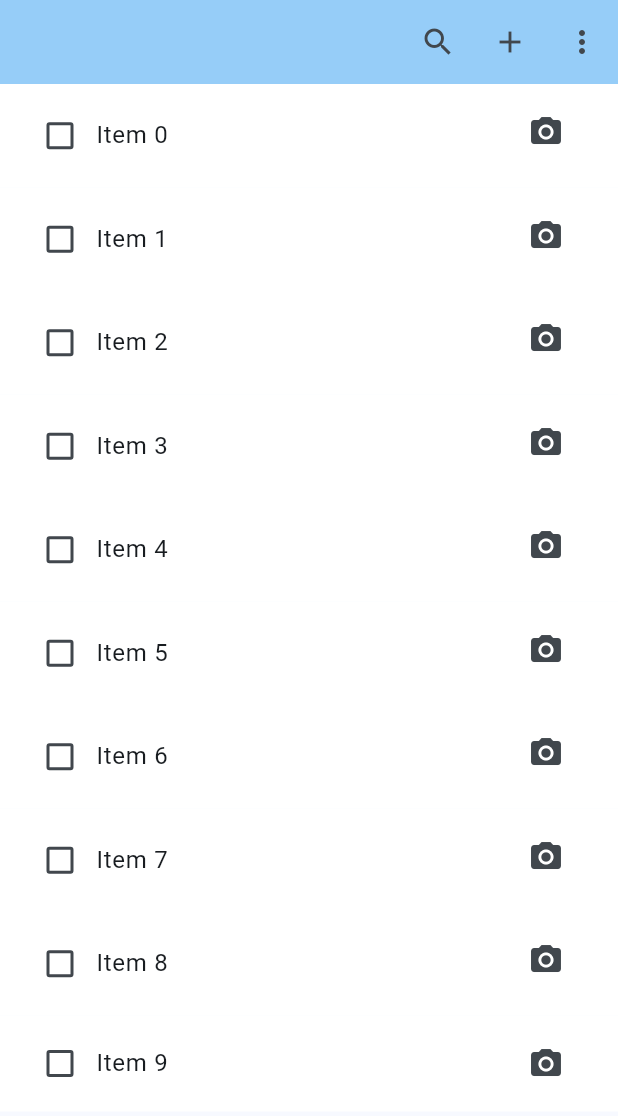
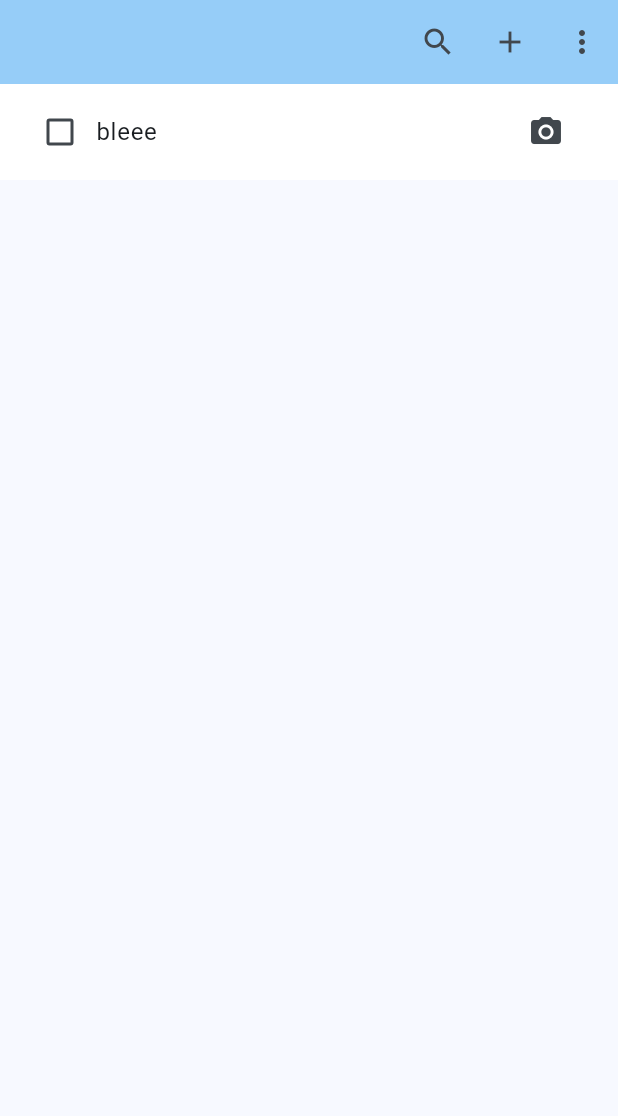
Before and after one commit to neytro/Neytrodev, a Flutter app: the screen it shows after launch, after a tap on the "add" icon, on a phone screen of 412 x 824 dp. Shown: the top 1116 px of the screen. Run offline on Flutter 3.47's test engine with Material 3 defaults, Android fonts, the phone set to English and light mode, and no system bars; our stand-ins replace sqflite; accounts and stored records are empty.

Commit message:
add item to list

```diff
--- a/corblist/lib/main.dart
+++ b/corblist/lib/main.dart
@@ -87,12 +87,7 @@ class MyHomePage extends StatefulWidget {
 }
 
 class _MyHomePageState extends State<MyHomePage> {
-  int _counter = 0;
-  List<Item> items = List.generate(
-    10,
-    (index) => Item(checked: false, text: 'Item $index'),
-  );
-
+  List<Item> items = [];
   Widget _buildItem({required int index, required bool isBeingDragged}) {
     return ListTile(
       key: ValueKey(items[index]),
@@ -168,7 +163,15 @@ class _MyHomePageState extends State<MyHomePage> {
       appBar: AppBar(
         actions: [
           IconButton(icon: Icon(Icons.search), onPressed: () {}),
-          IconButton(icon: Icon(Icons.add), onPressed: () {}),
+          IconButton(icon: Icon(Icons.add), onPressed: () {
+            Item item = Item(checked: false, text: 'bleee');
+            items.insert(0, item);
+            DatabaseHelper.instance.addItem(item);
+            setState(() {
+
+            });
+
+          }),
 
           PopupMenuButton<String>(
             onSelected: (value) {
```
Also changed, not shown: corblist/lib/Repository/DatabaseHelper.dart (+21 -44 lines), corblist/lib/Repository/Item.dart (+18 -1 lines).
